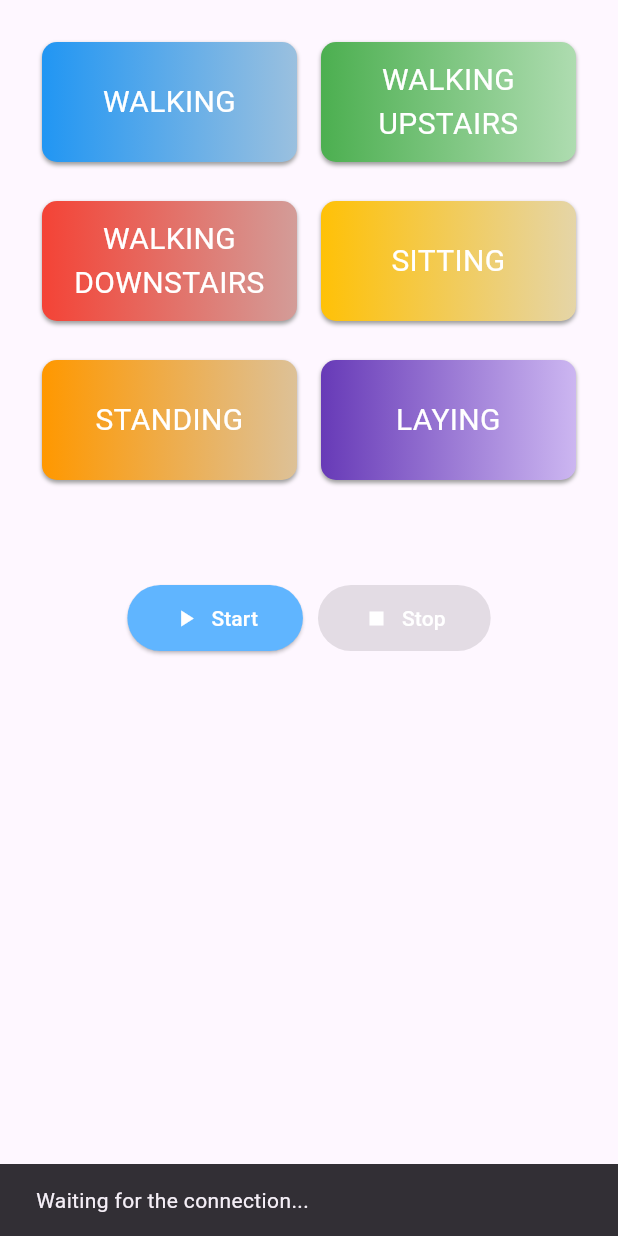
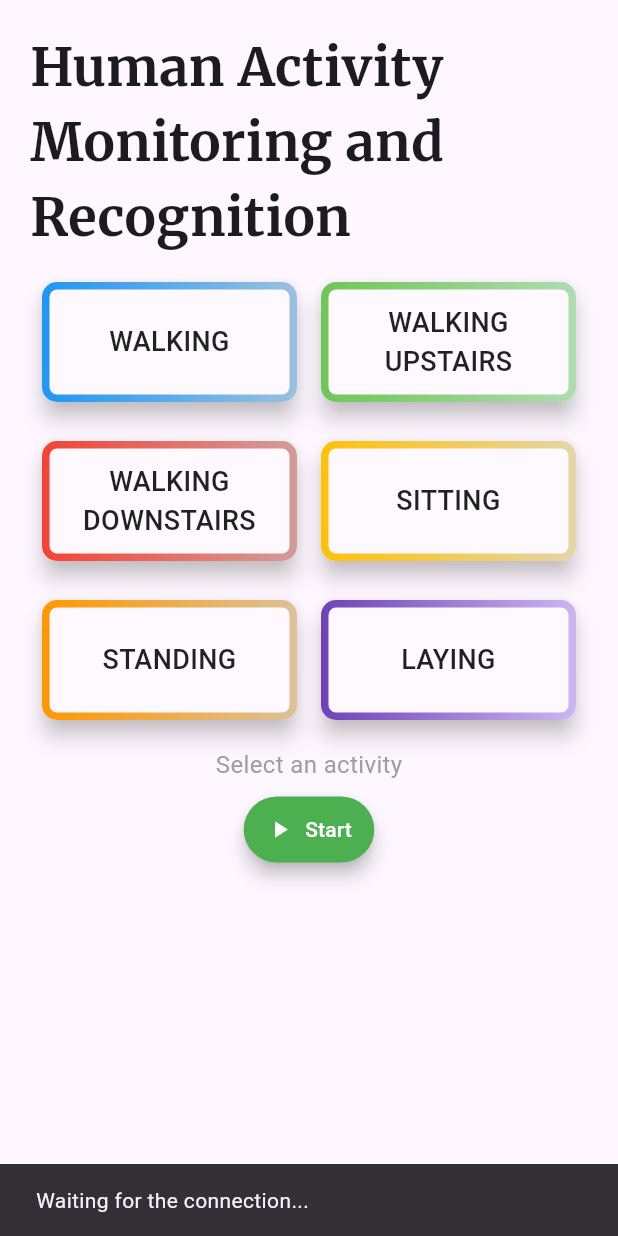
Before and after one commit to T-Soni/TinyML, a Flutter app: the AnnotateActivity screen opened directly with empty values, after a tap on "Start", on a phone screen of 412 x 824 dp. Run offline on Flutter 3.47's test engine with Material 3 defaults, Android fonts, the phone set to English and light mode, and no system bars; our stand-ins replace fl_chart, flutter_blue_plus, geolocator, gradient_borders, permission_handler, shared_preferences; missing offline and left inert: mqtt_client; accounts and stored records are empty.

Commit message:
updated ui of Activity page

```diff
--- a/fitwatch/lib/activityPage.dart
+++ b/fitwatch/lib/activityPage.dart
@@ -73,12 +73,26 @@ class _AnnotateActivityState extends State<AnnotateActivity> {
           child: Column(
             mainAxisAlignment: MainAxisAlignment.center,
             children: [
+              Text(
+                "Human Activity Monitoring and Recognition",
+                style: TextStyle(
+                    fontFamily: 'Merriweather',
+                    fontSize: 35,
+                    fontWeight: FontWeight.bold),
+              ),
+              SizedBox(
+                height: 10,
+              ),
+              // Text(
+              //   (!_isCollecting) ? 'Select an activity' : '',
+              //   style: TextStyle(fontSize: 15, color: Colors.black54),
+              // ),
               // Activity Buttons
               ..._buildActivityButtons(),
-              const SizedBox(height: 30),
+              const SizedBox(height: 0),
               // Collection Status
               _buildCollectionStatus(),
-              const SizedBox(height: 20),
+              const SizedBox(height: 8),
               // Start/Stop Buttons
               _buildControlButtons(),
             ],
@@ -92,7 +106,7 @@ class _AnnotateActivityState extends State<AnnotateActivity> {
     final activities = {
       'WALKING': [Colors.blue, const Color.fromARGB(255, 154, 192, 223)],
       'WALKING_UPSTAIRS': [
-        Colors.green,
+        const Color.fromARGB(255, 112, 198, 86),
         const Color.fromARGB(255, 174, 220, 176)
       ],
       'WALKING_DOWNSTAIRS': [
@@ -101,7 +115,10 @@ class _AnnotateActivityState extends State<AnnotateActivity> {
       ],
       'SITTING': [Colors.amber, const Color.fromARGB(255, 229, 213, 167)],
       'STANDING': [Colors.orange, const Color.fromARGB(255, 221, 193, 151)],
-      'LAYING': [Colors.deepPurple, const Color.fromARGB(255, 204, 182, 241)],
+      'LAYING': [
+        const Color.fromARGB(255, 109, 66, 183),
+        const Color.fromARGB(255, 204, 182, 241)
+      ],
     };
 
     List<Widget> buttonRows = [];
@@ -116,24 +133,31 @@ class _AnnotateActivityState extends State<AnnotateActivity> {
           child: Padding(
             padding: const EdgeInsets.all(8.0),
             child: RaisedGradientButton(
+              isActive: isActive,
+              isSelected: isSelected,
               gradient: LinearGradient(
-                colors: isActive
-                    ? [
-                        const Color.fromARGB(255, 3, 3, 93),
-                        const Color.fromARGB(255, 63, 91, 202)
-                      ]
-                    : isSelected
-                        ? [
-                            const Color.fromARGB(255, 3, 3, 93),
-                            const Color.fromARGB(255, 63, 91, 202)
-                          ]
-                        : entry.value,
+                colors:
+                    // isActive
+                    //     ? [
+                    //         const Color.fromARGB(255, 3, 3, 93),
+                    //         const Color.fromARGB(255, 63, 91, 202)
+                    //       ]
+                    //     : isSelected
+                    //         ? [
+                    //             const Color.fromARGB(255, 3, 3, 93),
+                    //             const Color.fromARGB(255, 63, 91, 202)
+                    //           ]
+                    // :
+                    entry.value,
               ),
               onPressed: () => _handleActivitySelect(entry.key),
               child: Text(
                 entry.key.replaceAll('_', ' '),
                 textAlign: TextAlign.center,
-                style: const TextStyle(color: Colors.white, fontSize: 20),
+                style: const TextStyle(
+                    color: Colors.black87,
+                    fontSize: 18,
+                    fontWeight: FontWeight.w500),
               ),
             ),
           ),
@@ -160,11 +184,18 @@ class _AnnotateActivityState extends State<AnnotateActivity> {
               key: ValueKey(_selectedActivity),
               style: const TextStyle(
                 color: Colors.green,
-                fontSize: 18,
+                fontSize: 16,
                 fontWeight: FontWeight.bold,
               ),
             )
-          : const SizedBox.shrink(),
+          : const Text(
+              'Select an activity',
+              style: const TextStyle(
+                color: Colors.grey,
+                fontSize: 16,
+                // fontWeight: FontWeight.bold,
+              ),
+            ),
     );
   }
 
@@ -175,40 +206,43 @@ class _AnnotateActivityState extends State<AnnotateActivity> {
         children: [
           ElevatedButton.icon(
             onPressed: () {
-              if(globals.isConnected || globals.isConnectedBle){
-                 _handleStartPressed(context);
-              }
-              else{
+              if (globals.isConnected || globals.isConnectedBle) {
+                if (_isCollecting)
+                  _handleStopPressed();
+                else
+                  _handleStartPressed(context);
+              } else {
                 ScaffoldMessenger.of(context).showSnackBar(
                   SnackBar(content: Text("Waiting for the connection...")),
                 );
               }
-
-            } ,
+            },
             icon: Icon(
-              Icons.play_arrow,
+              _isCollecting ? Icons.stop : Icons.play_arrow,
               color: Colors.white,
             ),
-            label: const Text("Start", style: TextStyle(color: Colors.white)),
+            label: Text(
+              _isCollecting ? "Stop" : "Start",
+              style: const TextStyle(color: Colors.white),
+            ),
             style: ElevatedButton.styleFrom(
-              backgroundColor: _isCollecting
-                  ? Colors.grey
-                  : const Color.fromRGBO(96, 181, 255, 1),
-              padding: const EdgeInsets.symmetric(horizontal: 30, vertical: 12),
+              elevation: 5,
+              backgroundColor: _isCollecting ? Colors.red : Colors.green,
+              padding: const EdgeInsets.symmetric(horizontal: 15, vertical: 12),
             ),
           ),
-          const SizedBox(width: 10),
-          ElevatedButton.icon(
-            onPressed: _isCollecting ? _handleStopPressed : null,
-            icon: const Icon(Icons.stop, color: Colors.white),
-            label: const Text("Stop", style: TextStyle(color: Colors.white)),
-            style: ElevatedButton.styleFrom(
-              backgroundColor: !_isCollecting
-                  ? Colors.grey
-                  : const Color.fromRGBO(96, 181, 255, 1),
-              padding: const EdgeInsets.symmetric(horizontal: 30, vertical: 12),
-            ),
-          ),
+          // const SizedBox(width: 10),
+          // ElevatedButton.icon(
+          //   onPressed: _isCollecting ? _handleStopPressed : null,
+          //   icon: const Icon(Icons.stop, color: Colors.white),
+          //   label: const Text("Stop", style: TextStyle(color: Colors.white)),
+          //   style: ElevatedButton.styleFrom(
+          //     backgroundColor: !_isCollecting
+          //         ? Colors.grey
+          //         : const Color.fromRGBO(96, 181, 255, 1),
+          //     padding: const EdgeInsets.symmetric(horizontal: 30, vertical: 12),
+          //   ),
+          // ),
         ],
       ),
     );
--- a/fitwatch/lib/home.dart
+++ b/fitwatch/lib/home.dart
@@ -547,18 +547,22 @@ class _HomePage extends State<HomePage> {
 
   @override
   Widget build(BuildContext context) {
-    print('ANALYSIS SCREEN DATA CHECK:');
-    print(
-        'Total points: ${_isCollecting ? _newDataBuffer.length + _dataHistory.length : _dataHistory.length}');
-    if (_dataHistory.isNotEmpty) {
-      print('First point acc_x: ${_dataHistory.first['acc_X']}');
-    }
+    // print('ANALYSIS SCREEN DATA CHECK:');
+    // print(
+    //     'Total points: ${_isCollecting ? _newDataBuffer.length + _dataHistory.length : _dataHistory.length}');
+    // if (_dataHistory.isNotEmpty) {
+    //   print('First point acc_x: ${_dataHistory.first['acc_X']}');
+    // }
     final ThemeData theme = Theme.of(context);
     // _scaffoldContext = context;
     return Scaffold(
       key: _scaffoldKey,
+      // extendBodyBehindAppBar: true,
       appBar: AppBar(
-        backgroundColor: const Color.fromRGBO(96, 181, 255, 1),
+        scrolledUnderElevation: 0.0,
+        shadowColor: Colors.transparent,
+        surfaceTintColor: Colors.transparent,
+        // backgroundColor: const Color.fromRGBO(96, 181, 255, 1),
         actions: [
           PopupMenuButton<ConnectionType>(
               initialValue: selectedConnection,
@@ -599,19 +603,19 @@ class _HomePage extends State<HomePage> {
         destinations: const <Widget>[
           NavigationDestination(
             selectedIcon: Icon(
+              Icons.label_important,
+              color: Colors.white,
+            ),
+            icon: Icon(Icons.label_important_outline),
+            label: 'Activity',
+          ),
+          NavigationDestination(
+            selectedIcon: Icon(
               Icons.insights,
               color: Colors.white,
             ),
             icon: Icon(Icons.insights_outlined),
             label: 'Data',
-          ),
-          NavigationDestination(
-            selectedIcon: Icon(
-              Icons.label_important,
-              color: Colors.white,
-            ),
-            icon: Icon(Icons.label_important_outline),
-            label: 'Activity',
           ),
           NavigationDestination(
               selectedIcon: Icon(
@@ -640,15 +644,15 @@ class _HomePage extends State<HomePage> {
             child: IndexedStack(
               index: currentPageIndex,
               children: [
+                AnnotateActivity(
+                  onStart: _startCollection,
+                  onStop: _stopCollection,
+                ),
                 DataLogs(
                   dataHistory: _isCollecting
                       ? [..._newDataBuffer, ..._dataHistory]
                       : _dataHistory,
                   status: _status,
-                ),
-                AnnotateActivity(
-                  onStart: _startCollection,
-                  onStop: _stopCollection,
                 ),
                 AnalysisScreen(
                   dataHistory: _isCollecting
--- a/fitwatch/lib/widgets/gradientButton.dart
+++ b/fitwatch/lib/widgets/gradientButton.dart
@@ -1,8 +1,11 @@
 import 'package:flutter/material.dart';
+import 'package:gradient_borders/box_borders/gradient_box_border.dart';
 
 class RaisedGradientButton extends StatelessWidget {
   final Widget child;
   final Gradient gradient;
+  final bool isActive;
+  final bool isSelected;
   final double width;
   final double height;
   final VoidCallback onPressed;
@@ -13,6 +16,8 @@ class RaisedGradientButton extends StatelessWidget {
     required this.gradient,
     // this.width = double.infinity,
     // this.height = 50.0,
+    required this.isActive,
+    required this.isSelected,
     this.width = 150.0,
     this.height = 80.0,
     required this.onPressed,
@@ -20,16 +25,30 @@ class RaisedGradientButton extends StatelessWidget {
 
   @override
   Widget build(BuildContext context) {
-    return Container(
+    return Material(
+      elevation: 6,
+      borderRadius: BorderRadius.circular(10),
+      child: Container(
         width: width,
         height: 80.0,
         // height: 50.0,
         decoration: BoxDecoration(
-          gradient: gradient,
+            border: GradientBoxBorder(
+                gradient: (isSelected && !isActive)
+                    ? LinearGradient(colors: [
+                        const Color.fromARGB(255, 3, 3, 93),
+                        const Color.fromARGB(255, 63, 91, 202)
+                      ])
+                    : gradient,
+                width: 5),
+            gradient: (isActive)
+                ? gradient
+                : LinearGradient(
+                    colors: [Colors.transparent, Colors.transparent]),
             borderRadius: BorderRadius.circular(10),
             boxShadow: [
               BoxShadow(
-              color: Colors.grey.shade500,
+                color: Colors.white10,
                 offset: Offset(0.0, 1.5),
                 blurRadius: 1.5,
               ),
@@ -42,6 +61,7 @@ class RaisedGradientButton extends StatelessWidget {
                 child: child,
               )),
         ),
+      ),
     );
   }
 }
```
Also changed, not shown: fitwatch/pubspec.yaml (+7 -6 lines), fitwatch/flutter_03.png (added), fitwatch/pubspec.lock, 1 other file. Lines whose indentation alone changed are shown as unchanged.
